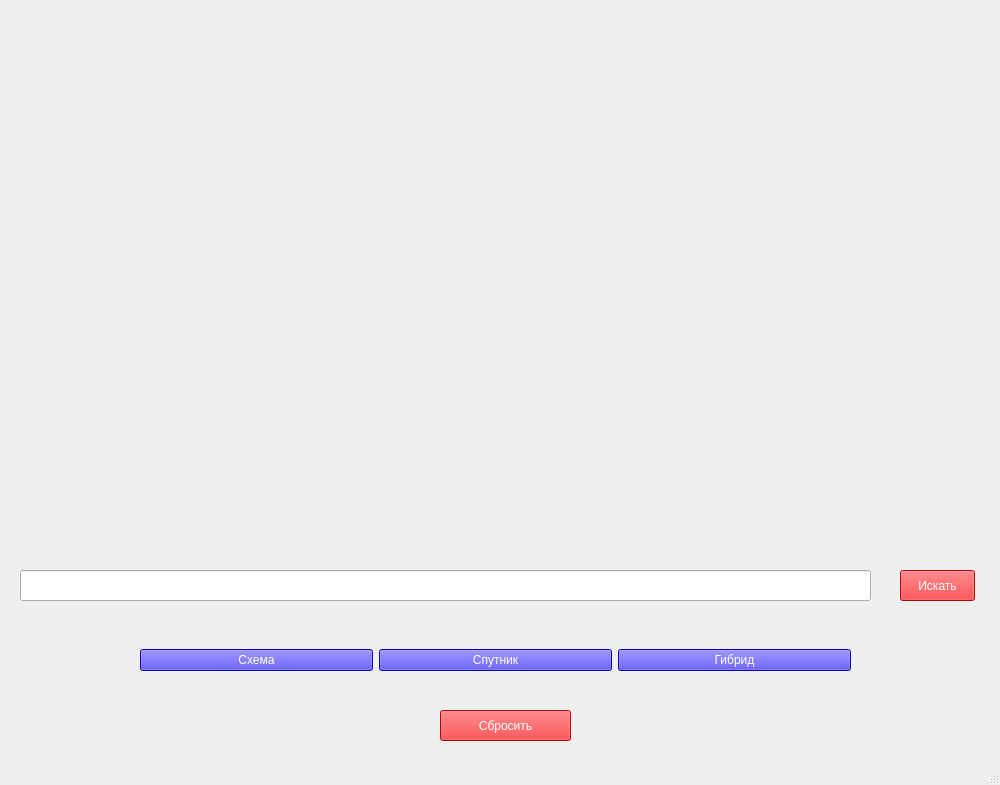
Before: the Qt Designer form graphics/main_window.ui in deltanoru/Maps.API_Project, drawn with Qt 5.
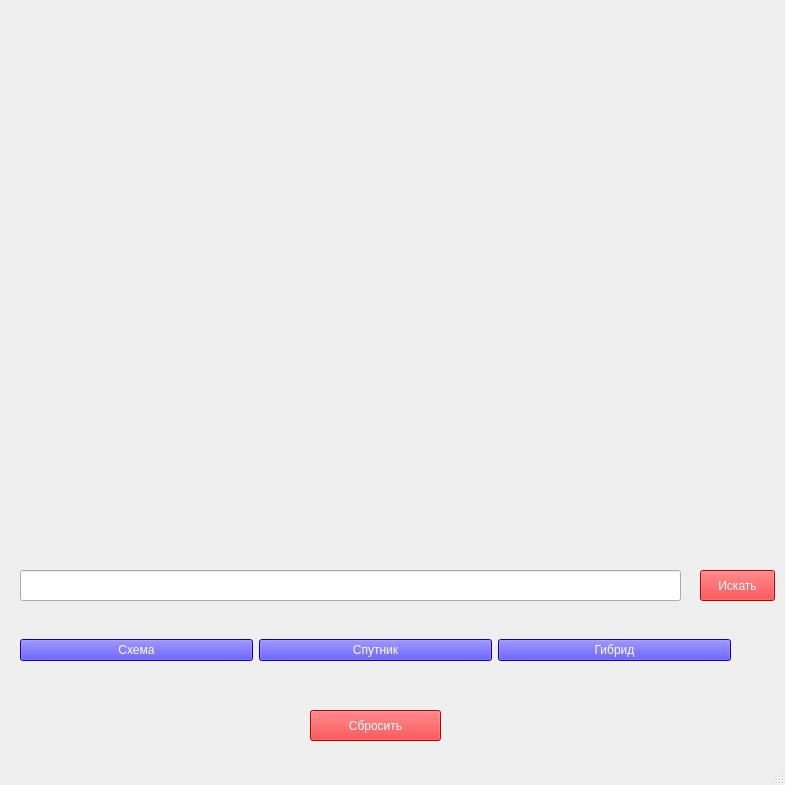
After: the same form once the commit is applied.

Patch:
```diff
--- a/graphics/main_window.ui
+++ b/graphics/main_window.ui
@@ -6,7 +6,7 @@
    <rect>
     <x>0</x>
     <y>0</y>
-    <width>1000</width>
+    <width>785</width>
     <height>785</height>
    </rect>
   </property>
@@ -19,7 +19,7 @@
      <rect>
       <x>20</x>
       <y>570</y>
-      <width>851</width>
+      <width>661</width>
       <height>31</height>
      </rect>
     </property>
@@ -27,7 +27,7 @@
    <widget class="QPushButton" name="search_btn">
     <property name="geometry">
      <rect>
-      <x>900</x>
+      <x>700</x>
       <y>570</y>
       <width>75</width>
       <height>31</height>
@@ -45,10 +45,10 @@
    <widget class="QLabel" name="pic_label">
     <property name="geometry">
      <rect>
-      <x>20</x>
-      <y>20</y>
-      <width>960</width>
-      <height>500</height>
+      <x>70</x>
+      <y>30</y>
+      <width>650</width>
+      <height>450</height>
      </rect>
     </property>
     <property name="text">
@@ -58,7 +58,7 @@
    <widget class="QPushButton" name="reset_btn">
     <property name="geometry">
      <rect>
-      <x>440</x>
+      <x>310</x>
       <y>710</y>
       <width>131</width>
       <height>31</height>
@@ -73,11 +73,11 @@
      <string>Сбросить</string>
     </property>
    </widget>
-   <widget class="QWidget" name="">
+   <widget class="QWidget" name="layoutWidget">
     <property name="geometry">
      <rect>
-      <x>140</x>
-      <y>630</y>
+      <x>20</x>
+      <y>620</y>
       <width>711</width>
       <height>61</height>
      </rect>
```
Left out of the diff: 5 changed lines with no effect on the pictures.
